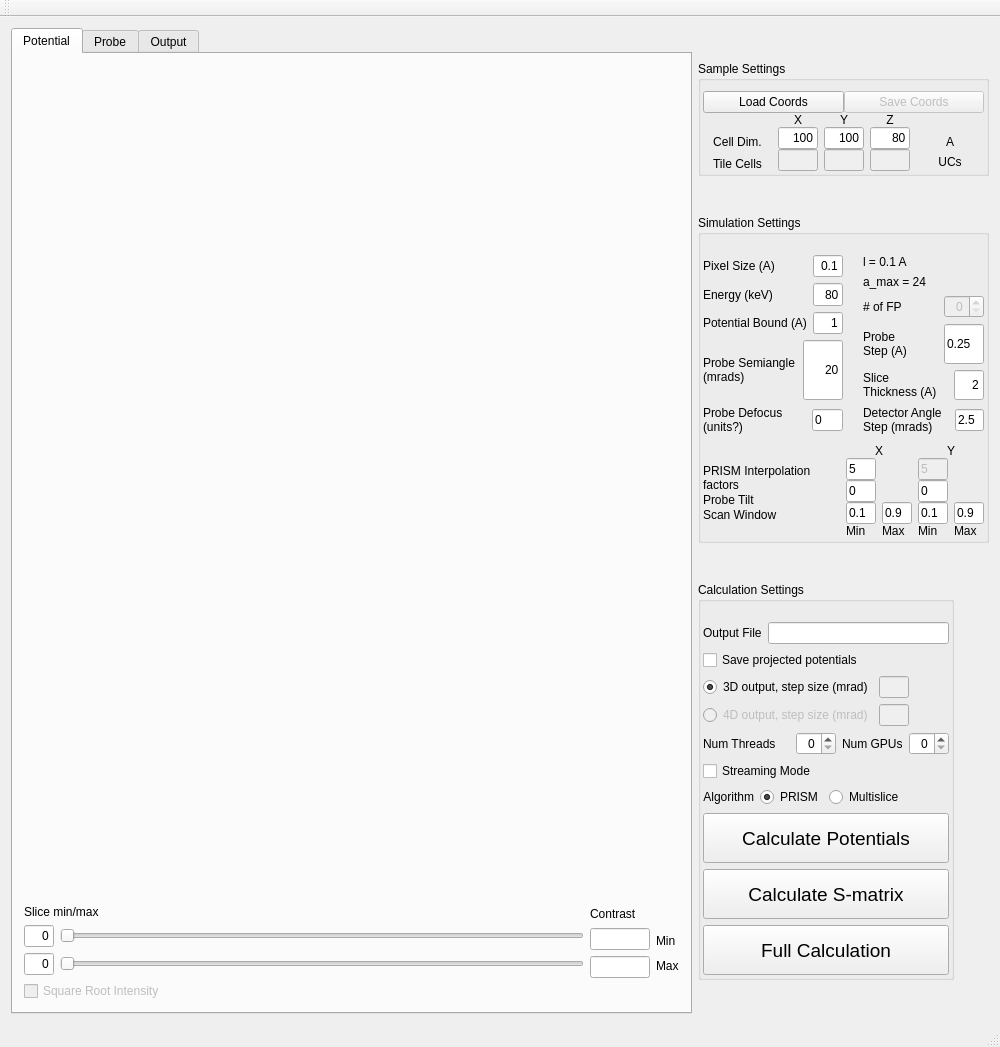
prism-em/prismatic, file Qt/prismmainwindow.ui: the form before one commit.
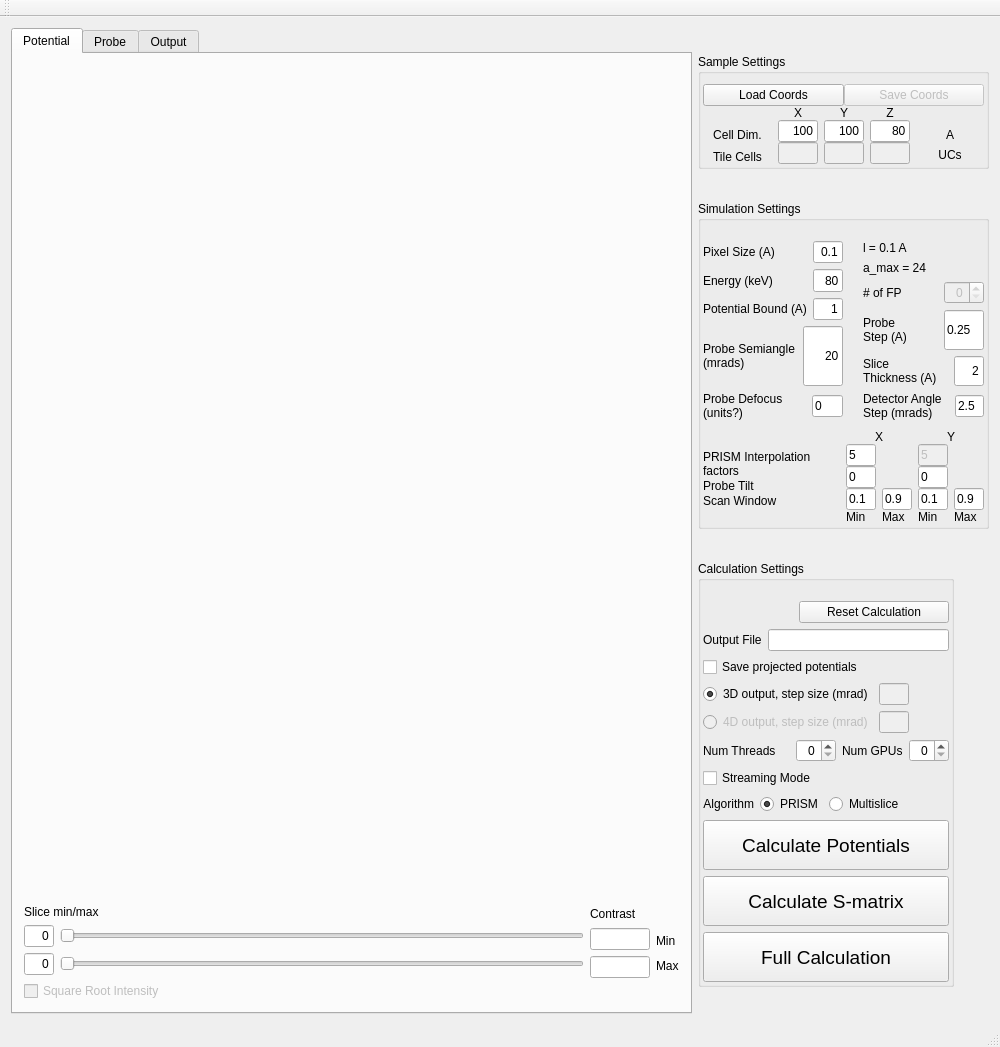
The form after the commit. Icons and pictures are not drawn.

Patch:
```diff
--- a/Qt/prismmainwindow.ui
+++ b/Qt/prismmainwindow.ui
@@ -1713,6 +1713,22 @@
            <property name="topMargin">
             <number>10</number>
            </property>
+           <item>
+            <widget class="QPushButton" name="btn_reset">
+             <property name="maximumSize">
+              <size>
+               <width>150</width>
+               <height>16777215</height>
+              </size>
+             </property>
+             <property name="layoutDirection">
+              <enum>Qt::RightToLeft</enum>
+             </property>
+             <property name="text">
+              <string>Reset Calculation</string>
+             </property>
+            </widget>
+           </item>
            <item>
             <layout class="QHBoxLayout" name="horizontalLayout_14">
              <item>
```
